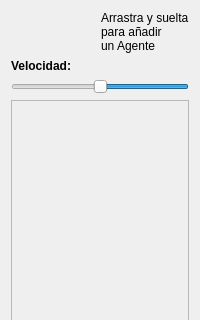
First picture: the form in src/options/agentoptions.ui, repository Dariasteam/I.A., before the edit; both pictures show x 0 to 200 and y 0 to 320 of the 200 by 535 pixel window.
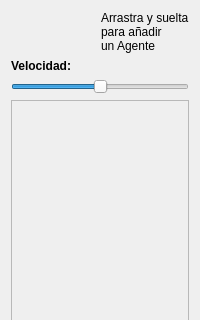
Second picture: the form after the edit.

```diff
--- a/src/options/agentoptions.ui
+++ b/src/options/agentoptions.ui
@@ -53,7 +53,7 @@
       <enum>Qt::Horizontal</enum>
      </property>
      <property name="invertedAppearance">
-      <bool>true</bool>
+      <bool>false</bool>
      </property>
      <property name="invertedControls">
       <bool>true</bool>
```
Left out of the diff: 9 changed lines with no effect on the pictures.
